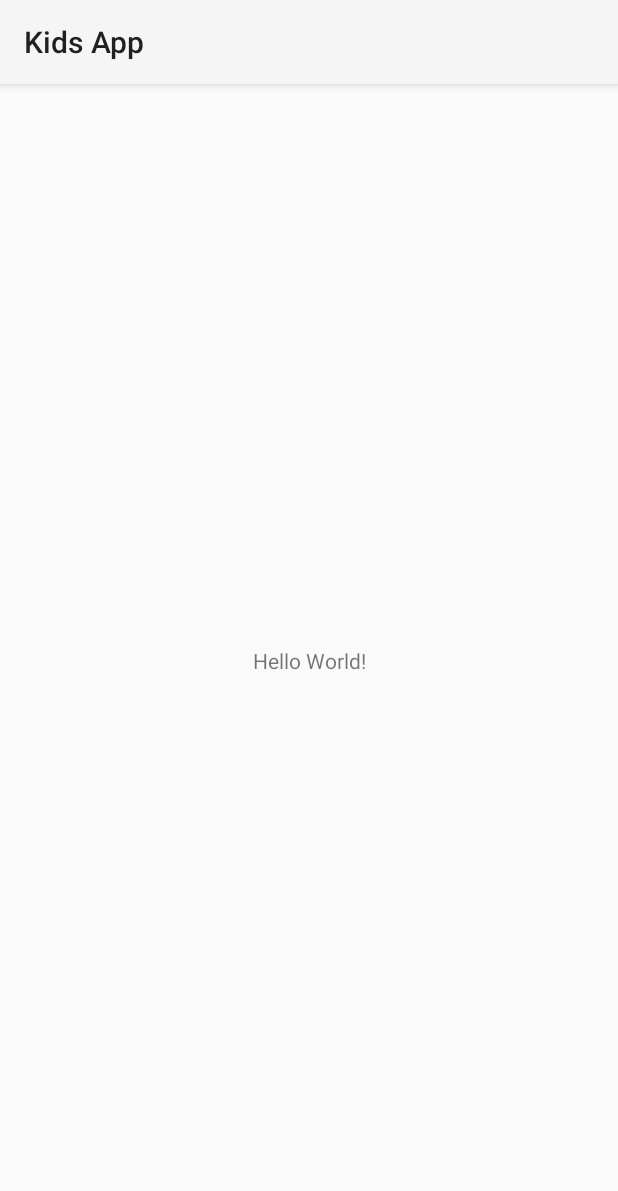
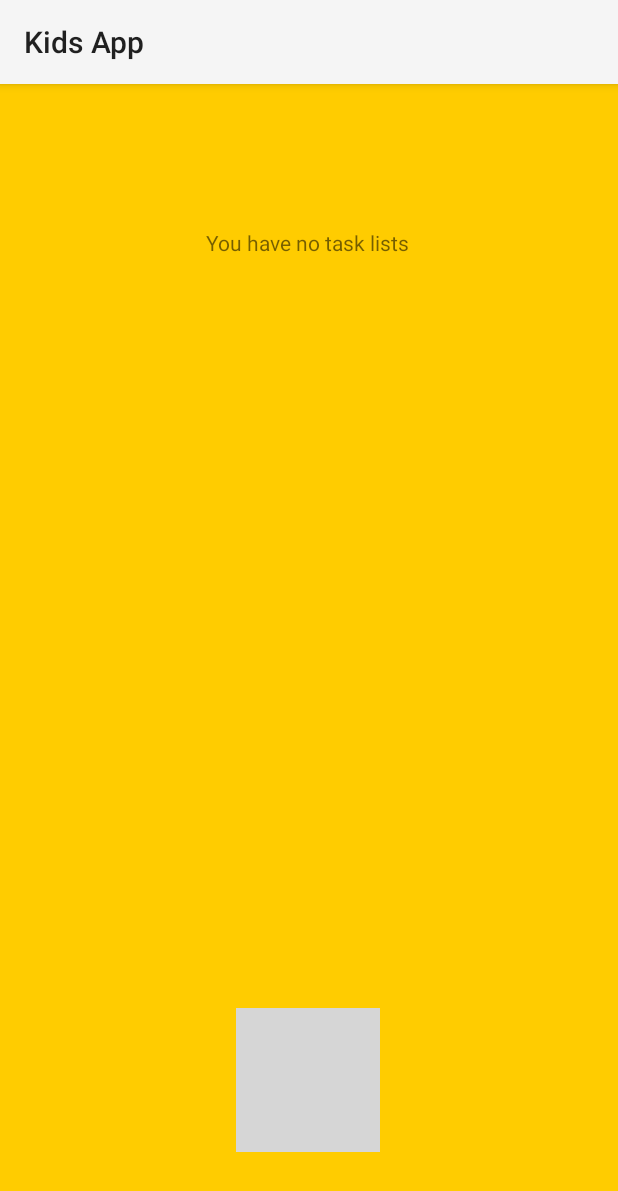
Before and after one commit to Youcef-Sadou/kids-app, an Android app: the screen it shows after launch (MainActivity), on a phone screen of 412 x 824 dp. Shown: the top 1191 px of the screen. Run offline under Robolectric (Android 15) with nearby library versions, the phone set to English and light mode, and no system bars; grey boxes are pictures that could not be loaded.

Commit message:
Added button for adding task lists that returns to the main activity with the new created task list

```diff
--- a/app/build.gradle
+++ b/app/build.gradle
@@ -33,6 +33,9 @@ dependencies {
     implementation 'androidx.appcompat:appcompat:1.2.0'
     implementation 'com.google.android.material:material:1.3.0'
     implementation 'androidx.constraintlayout:constraintlayout:2.0.4'
+    implementation 'androidx.navigation:navigation-fragment:2.2.2'
+    implementation 'androidx.navigation:navigation-ui:2.2.2'
+    implementation 'androidx.legacy:legacy-support-v4:1.0.0'
     testImplementation 'junit:junit:4.+'
     androidTestImplementation 'androidx.test.ext:junit:1.1.2'
     androidTestImplementation 'androidx.test.espresso:espresso-core:3.3.0'
--- a/app/src/main/AndroidManifest.xml
+++ b/app/src/main/AndroidManifest.xml
@@ -9,6 +9,7 @@
         android:roundIcon="@mipmap/ic_launcher_round"
         android:supportsRtl="true"
         android:theme="@style/Theme.KidsApp">
+        <activity android:name=".TasklistAdder"></activity>
         <activity android:name=".MainActivity">
             <intent-filter>
                 <action android:name="android.intent.action.MAIN" />
--- a/app/src/main/res/layout/activity_main.xml
+++ b/app/src/main/res/layout/activity_main.xml
@@ -4,15 +4,34 @@
     xmlns:tools="http://schemas.android.com/tools"
     android:layout_width="match_parent"
     android:layout_height="match_parent"
-    tools:context=".MainActivity">
+    tools:context=".MainActivity"
+    android:background="@color/yellow"
+    >
+
+
+    <ImageButton
+        android:id="@+id/AddTasklistButton"
+        android:layout_width="wrap_content"
+        android:layout_height="wrap_content"
+        android:background="@android:color/transparent"
+        android:contentDescription="@string/add_button"
+        app:layout_constraintBottom_toBottomOf="parent"
+        app:layout_constraintEnd_toEndOf="parent"
+        app:layout_constraintHorizontal_bias="0.498"
+        app:layout_constraintStart_toStartOf="parent"
+        app:layout_constraintTop_toTopOf="parent"
+        app:layout_constraintVertical_bias="0.917"
+        app:srcCompat="@drawable/add_icon" />
 
     <TextView
+        android:id="@+id/textView"
         android:layout_width="wrap_content"
         android:layout_height="wrap_content"
-        android:text="Hello World!"
-        app:layout_constraintBottom_toBottomOf="parent"
-        app:layout_constraintLeft_toLeftOf="parent"
-        app:layout_constraintRight_toRightOf="parent"
+        android:layout_marginTop="96dp"
+        android:text="@string/you_have_no_task_lists"
+        app:layout_constraintEnd_toEndOf="parent"
+        app:layout_constraintHorizontal_bias="0.498"
+        app:layout_constraintStart_toStartOf="parent"
         app:layout_constraintTop_toTopOf="parent" />
 
 </androidx.constraintlayout.widget.ConstraintLayout>
--- a/app/src/main/res/values/colors.xml
+++ b/app/src/main/res/values/colors.xml
@@ -7,4 +7,5 @@
     <color name="teal_700">#FF018786</color>
     <color name="black">#FF000000</color>
     <color name="white">#FFFFFFFF</color>
+    <color name="yellow">#FFCC00 </color>
 </resources>
--- a/app/src/main/res/values/strings.xml
+++ b/app/src/main/res/values/strings.xml
@@ -1,3 +1,9 @@
 <resources>
     <string name="app_name">Kids App</string>
+    <string name="add_button">Add button</string>
+    <string name="hello_blank_fragment">Hello blank fragment</string>
+    <string name="select_date">Select Date</string>
+    <string name="validate_button">Validate button</string>
+    <string name="you_have_no_task_lists">You have no task lists</string>
+
 </resources>
```
Also changed, not shown: app/src/main/java/com/example/kidsapp/MainActivity.java (+42 -1 lines), app/src/main/java/com/example/kidsapp/TasklistAdder.java (added, +67 -0 lines), app/src/main/res/layout/activity_tasklist_adder.xml (added, +38 -0 lines).
